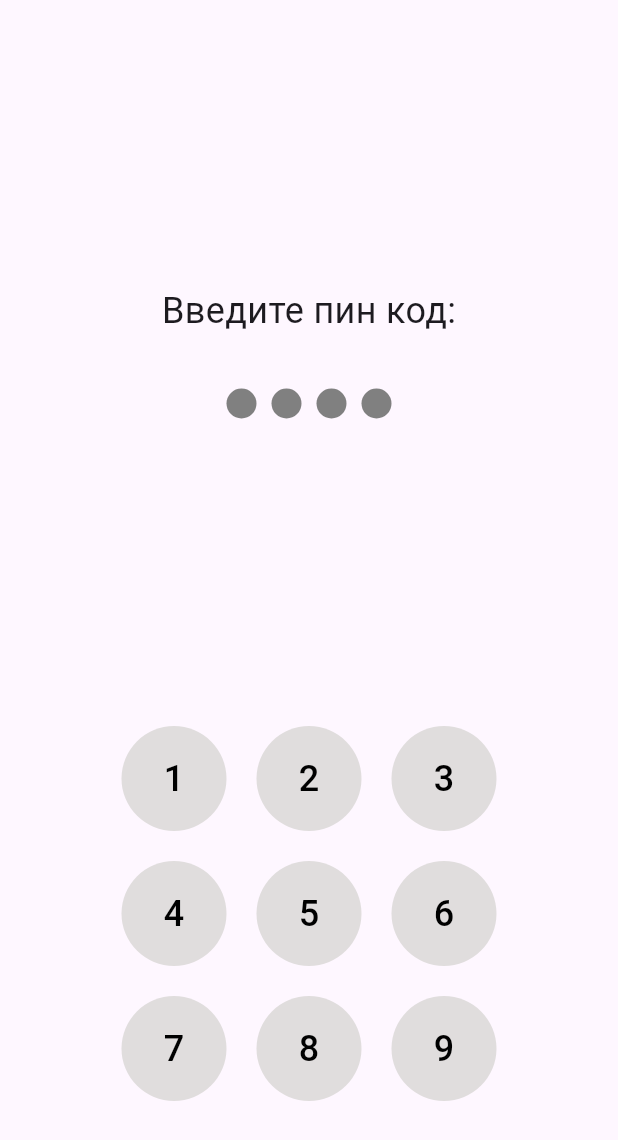
After one commit to XdiVINityX/cosmo_news_to_do, a Flutter app: the screen it shows after launch, on a phone screen of 412 x 824 dp. The commit adds this screen. Shown: the top 1140 px of the screen. Run offline on Flutter 3.47's test engine with Material 3 defaults, Android fonts, the phone set to English and light mode, and no system bars.

Commit message:
Каркас проекта

```diff
--- /dev/null
+++ b/lib/src/core/application/assets/themes/app_theme.dart
@@ -0,0 +1,14 @@
+import 'package:flutter/material.dart';
+
+enum AppTheme { light, dark }
+
+abstract class AppThemeData {
+  static final light = ThemeData(
+    useMaterial3: true,
+    brightness: Brightness.light,
+    colorScheme: ColorScheme.fromSeed(seedColor: Colors.deepPurple),
+  );
+
+  /// just example
+  static final dark = light.copyWith(brightness: Brightness.dark);
+}
--- /dev/null
+++ b/lib/src/features/app/presentation/view/app_view.dart
@@ -0,0 +1,21 @@
+import 'package:cosmo_news_to_do/src/core/application/assets/themes/app_theme.dart';
+import 'package:cosmo_news_to_do/src/features/authentication/presentation/view/pin_code_view.dart';
+import 'package:flutter/material.dart';
+
+class AppView extends StatelessWidget {
+  const AppView({super.key});
+
+  @override
+  Widget build(BuildContext context) {
+    return MaterialApp(
+      // TODO(fix): or application not "Flutter demo", right?
+      title: 'Flutter Demo',
+      theme: AppThemeData.light,
+      darkTheme: AppThemeData.dark,
+      // TODO(add): fix if it would be several themes
+      themeMode: ThemeMode.light,
+      home: const PinCodeView(),
+    );
+    ;
+  }
+}
--- /dev/null
+++ b/lib/src/features/authentication/presentation/view/pin_code_view.dart
@@ -0,0 +1,133 @@
+import 'package:flutter/material.dart';
+
+class PinCodeView extends StatefulWidget {
+  const PinCodeView({super.key});
+
+  @override
+  State<PinCodeView> createState() => _PinCodeWidgetState();
+}
+
+class _PinCodeWidgetState extends State<PinCodeView> {
+  /// Практика присваивать дефолтно значение при инициализации- плохая
+  /// Либо мы передаем значение из того места, в котором идет вызов
+  /// (если это оправдано)
+  /// либо инициализируем подобным образом в initState
+  late String pin;
+
+  @override
+  void initState() {
+    super.initState();
+    pin = '';
+  }
+
+  @override
+  Widget build(BuildContext context) {
+    return Scaffold(
+      body: SafeArea(
+        child: Column(
+          mainAxisAlignment: MainAxisAlignment.center,
+          children: [
+            /// аккуратнее с такими большими хардкодными размерами
+            /// Стоит обратить внимание на Expanded виджет,
+            /// а также FractionallySizedBox и подобные
+            const SizedBox(height: 100),
+            _textPin(),
+            const SizedBox(height: 30),
+            _pinCodeArea(),
+            const SizedBox(height: 200),
+            _numberPad(),
+          ],
+        ),
+      ),
+    );
+  }
+
+  /// Плохая практика создавать виджеты в виде функций,
+  /// так как каждый раз при перестроении build метода будет обязательно
+  /// вызов метода (итого получаем огромное количество ребилдов)
+  /// Такое опарвадано для тех виджетов, которые должны перестраиваться при любом
+  /// чихе, либо они точно не будут перестраиваться и являются полностью статичными
+  /// *имеется ввиду родитель
+  /// Для тестирования можно открыть devTools и включить режим отображения
+  /// рамки виджетов, которая будет каждый раз менять цвет при перестроении
+  Widget _textPin() {
+    /// точно ли мы не можем выровнять текст параметрами родителя
+    /// например crossAxisAlignment и mainAxisSize у Column
+    return const Center(
+        child: Text(
+      'Введите пин код:',
+      style: TextStyle(fontSize: 24),
+    ));
+  }
+
+  Widget _pinCodeArea() {
+    return Row(
+      mainAxisAlignment: MainAxisAlignment.center,
+      children: List.generate(
+        4,
+        (index) {
+          return Container(
+            decoration: BoxDecoration(
+                color: const Color(0xFF808080),
+                borderRadius: BorderRadius.circular(10)),
+            margin: const EdgeInsets.all(5),
+            width: 20,
+            height: 20,
+          );
+        },
+      ),
+    );
+  }
+
+  Widget _numberPad() {
+    return SizedBox(
+      width: 250,
+      height: 250,
+      child: Expanded(
+        child: Center(
+          child: GridView.count(
+            crossAxisSpacing: 20,
+            mainAxisSpacing: 20,
+            crossAxisCount: 3,
+            physics: const NeverScrollableScrollPhysics(),
+            children: List.generate(
+              9,
+              (index) {
+                /// кажется 0 я не смогу использовать в pin-code =(
+                var indexInc = index + 1;
+                return _buttonNumber(indexInc.toString());
+              },
+            ),
+          ),
+        ),
+      ),
+    );
+  }
+
+  void _onButtonClick(String number) {
+    setState(() {
+      if (pin.length < 4) {
+        pin += number;
+      }
+    });
+  }
+
+  Widget _buttonNumber(String number) {
+    return TextButton(
+      /// у большого кол-ва подобных виджетов есть уже заложенная тема
+      /// без необходимости обозначать MaterialStateProperty
+      // style: TextButton.styleFrom(backgroundColor: Color(0xFFE0DDDD)),
+      style: const ButtonStyle(
+          backgroundColor: MaterialStatePropertyAll<Color>(Color(0xFFE0DDDD))),
+
+      /// Предпочтительно использовать expression body
+      /// *за то что вынес сам метод "ПЛЮС"- это отлично!
+      // onPressed: () => _onButtonClick(number),
+      onPressed: () {
+        _onButtonClick(number);
+      },
+      child: Text(number,
+          style: const TextStyle(fontSize: 24, color: Color(0xFF000000))),
+    );
+  }
+}
```
Also changed, not shown: lib/main.dart (+6 -73 lines), lib/runner.dart (added, +23 -0 lines), lib/screens/pin_screen.dart (deleted, +0 -102 lines), 12 other files.
